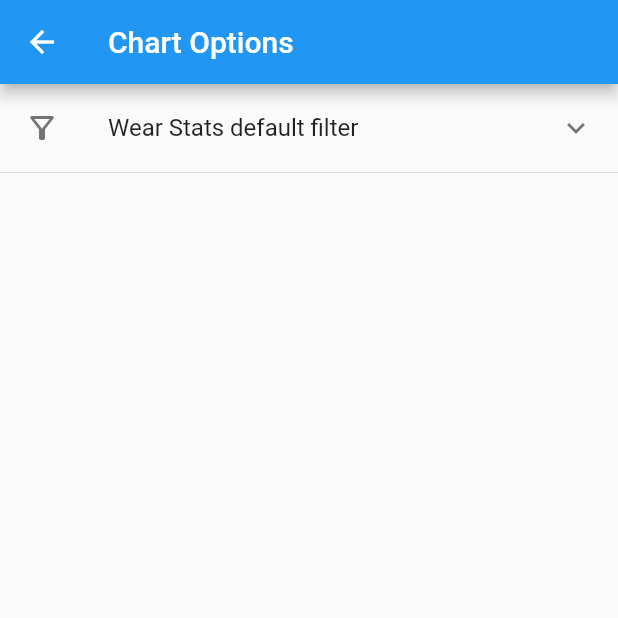
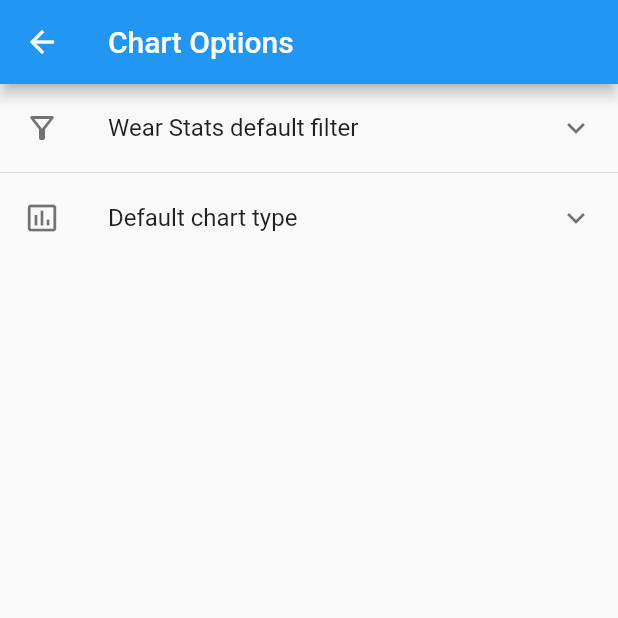
Before and after one commit to Stif-UK/WristCheck, a Flutter app: the ChartOptions screen opened directly, on a phone screen of 412 x 824 dp, the top half of it. Run offline on Flutter 3.47's test engine with Material 2 defaults, Android fonts, the phone set to English and light mode, and no system bars; our stand-ins replace file_picker, flutter_local_notifications, flutter_markdown, get, google_mobile_ads, hive and 11 more; accounts and stored records are empty; network calls fail.

Commit message:
setup enum and ui for default chart type

```diff
--- /dev/null
+++ b/lib/model/enums/default_chart_type.dart
@@ -0,0 +1 @@
+enum DefaultChartType {bar, pie}
--- a/lib/ui/chart_options.dart
+++ b/lib/ui/chart_options.dart
@@ -1,5 +1,6 @@
 import 'package:flutter/material.dart';
 import 'package:wristcheck/model/enums/wear_chart_options.dart';
+import 'package:wristcheck/model/enums/default_chart_type.dart';
 import 'package:wristcheck/model/wristcheck_preferences.dart';
 
 class ChartOptions extends StatefulWidget {
@@ -11,6 +12,8 @@ class ChartOptions extends StatefulWidget {
 
 class _ChartOptionsState extends State<ChartOptions> {
   WearChartOptions _chartOption = WristCheckPreferences.getWearChartOptions() ?? WearChartOptions.all;
+  //TODO: Implement shared pref implementation and switch
+  DefaultChartType _chartType = DefaultChartType.pie;
 
   @override
   Widget build(BuildContext context) {
@@ -83,7 +86,42 @@ class _ChartOptionsState extends State<ChartOptions> {
               ),
             ],
           ),
-          const Divider(height: 2,)
+          const Divider(height: 2,),
+          ExpansionTile(
+              title: const Text("Default chart type"),
+            leading: const Icon(Icons.insert_chart_outlined),
+            children: [
+              const Text("Select the default chart type.\nThis can be changed on the chart view, however will always revert to this selected default."),
+              ListTile(
+                title: const Text("Bar Chart"),
+                leading: Radio<DefaultChartType>(
+                  value: DefaultChartType.bar,
+                  groupValue: _chartType ,
+                  onChanged: (DefaultChartType? value) async {
+                    // await WristCheckPreferences.setWearChartOptions(value!);
+                    setState(() {
+                      _chartType = value!;
+                    });
+
+                  },
+                ),
+              ),
+              ListTile(
+                title: const Text("Pie Chart"),
+                leading: Radio<DefaultChartType>(
+                  value: DefaultChartType.pie,
+                  groupValue: _chartType ,
+                  onChanged: (DefaultChartType? value) async {
+                    // await WristCheckPreferences.setWearChartOptions(value!);
+                    setState(() {
+                      _chartType = value!;
+                    });
+
+                  },
+                ),
+              ),
+            ],
+          )
         ],
       ),
     );
```
